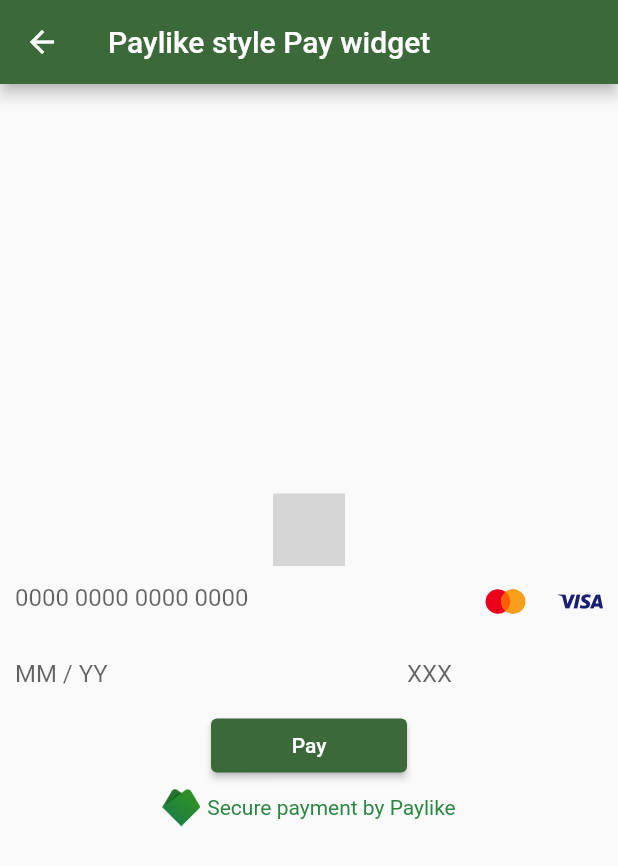
After one commit to paylike/flutter-payment-forms, a Flutter app: the PaylikeStyleExample screen opened by its route, on a phone screen of 412 x 824 dp. The commit adds this screen. Shown: the top 866 px of the screen. Run offline on Flutter 3.47's test engine with Material 2 defaults, Android fonts, the phone set to English and light mode, and no system bars; drawn by our look-alikes of overlay_support; our stand-ins replace flutter_svg; missing offline and left inert: paylike_dart_request, paylike_flutter_engine, paylike_luhn; grey boxes are pictures that could not be loaded.

Commit message:
feat(widget): added paylike styled widget with animations

```diff
--- a/example/lib/main.dart
+++ b/example/lib/main.dart
@@ -6,6 +6,8 @@ import 'package:flutter/cupertino.dart';
 import 'package:flutter/material.dart';
 import 'package:paylike_sdk/paylike_sdk.dart';
 import 'package:overlay_support/overlay_support.dart';
+
+import 'routes/paylike_style_example.dart';
 
 void main() {
   runApp(MyApp());
@@ -70,7 +72,9 @@ class _MyAppState extends State<MyApp> {
       '/example/complex': (context) => ComplexWhiteLabelExample(
           engine: widget._engine, currencies: widget._currencies, style: style),
       '/example/error-localisation': (context) => ErrorLocalisationExample(
-          engine: widget._engine, currencies: widget._currencies, style: style)
+          engine: widget._engine, currencies: widget._currencies, style: style),
+      '/example/paylike-style': (context) => PaylikeStyleExample(
+          engine: widget._engine, currencies: widget._currencies, style: style),
     };
     if (style == PaylikeWidgetStyles.cupertino) {
       return OverlaySupport.global(
--- a/example/lib/routes/complex/name_input.dart
+++ b/example/lib/routes/complex/name_input.dart
@@ -1,8 +1,6 @@
 import 'package:flutter/cupertino.dart';
 import 'package:flutter/material.dart';
 import 'package:paylike_sdk/paylike_sdk.dart';
-
-import '../stylable.dart';
 
 /// Describes information in the name input field
 class _Name {
--- a/example/lib/routes/home.dart
+++ b/example/lib/routes/home.dart
@@ -119,6 +119,16 @@ class HomeScreen extends StatelessWidget {
             AvailabilityPlatforms.android
           ],
           onPressed: _navigateTo(context, '/example/complex'),
+        ),
+        HomeItem(
+          title: 'Paylike style Pay widget example',
+          description:
+              'A custom made widget with Paylike styling to ensure customer trust',
+          platforms: const [
+            AvailabilityPlatforms.ios,
+            AvailabilityPlatforms.android
+          ],
+          onPressed: _navigateTo(context, '/example/paylike-style'),
         )
       ],
     )));
--- /dev/null
+++ b/example/lib/routes/paylike_style_example.dart
@@ -0,0 +1,54 @@
+import 'package:flutter/cupertino.dart';
+import 'package:flutter/material.dart';
+import 'package:paylike_sdk/paylike_sdk.dart';
+
+/// Shows off the minimal functionality of the paylike style component
+class PaylikeStyleExample extends StatelessWidget {
+  /// Engine for the example
+  final PaylikeEngine engine;
+
+  /// Describes the style of the example
+  final PaylikeWidgetStyles style;
+
+  /// Currencies supported by Paylike
+  final PaylikeCurrencies currencies;
+  const PaylikeStyleExample(
+      {Key? key,
+      required this.engine,
+      required this.currencies,
+      this.style = PaylikeWidgetStyles.material})
+      : super(key: key);
+  @override
+  Widget build(BuildContext context) {
+    var content = SafeArea(
+        child: Center(
+            child: SingleChildScrollView(
+                child: Column(
+      children: [
+        Container(
+            margin: const EdgeInsets.all(10),
+            child: PaylikePayWidget(
+              style: style,
+              engine: engine,
+              options: BasePayment(
+                  amount: Money.fromDouble(
+                      currencies.byCode(CurrencyCode.EUR), 11.5)),
+            ))
+      ],
+      mainAxisAlignment: MainAxisAlignment.center,
+    ))));
+
+    if (style == PaylikeWidgetStyles.cupertino) {
+      return CupertinoPageScaffold(
+        child: content,
+        navigationBar: const CupertinoNavigationBar(
+          middle: Text('Paylike style Pay widget'),
+        ),
+      );
+    }
+    return Scaffold(
+      appBar: AppBar(title: const Text('Paylike style Pay widget')),
+      body: content,
+    );
+  }
+}
--- a/lib/paylike_sdk.dart
+++ b/lib/paylike_sdk.dart
@@ -11,3 +11,4 @@ export 'src/input/display_service.dart';
 export 'src/repository/single.dart';
 export 'src/repository/single_custom.dart';
 export 'src/styling/styles.dart';
+export 'src/paylike_pay_widget.dart';
--- a/lib/src/complex_whitelabel_widget.dart
+++ b/lib/src/complex_whitelabel_widget.dart
@@ -25,10 +25,14 @@ class ComplexWhiteLabelWidget extends WhiteLabelWidget {
   final List<PaylikeExtensionInputWidget> extensions;
 
   @override
-  State<StatefulWidget> createState() => _ComplexWhiteLabelWidgetState();
+  State<StatefulWidget> createState() => ComplexWhiteLabelWidgetState();
 }
 
-class _ComplexWhiteLabelWidgetState extends WhiteLabelWidgetState {
+/// State of the widget
+///
+/// Extend this state if you wanna override the build function and keep the rest
+/// of the functionality in place
+class ComplexWhiteLabelWidgetState extends WhiteLabelWidgetState {
   @override
   Widget build(BuildContext context) {
     var _widget = widget as ComplexWhiteLabelWidget;
--- /dev/null
+++ b/lib/src/paylike_pay_widget.dart
@@ -0,0 +1,198 @@
+import 'dart:io';
+import 'dart:math';
+
+import 'package:flutter/cupertino.dart';
+import 'package:flutter/material.dart';
+import 'package:paylike_sdk/paylike_sdk.dart';
+
+/// Made to be styled with Paylike style out of the box to increase customer trust
+class PaylikePayWidget extends ComplexWhiteLabelWidget {
+  final buttonColors = [
+    const Color(0xFF0F754B),
+    const Color(0xFF459A42),
+    const Color(0xFF59CE55)
+  ];
+
+  // Executed when a payment is successful and the animation of the widget is done
+  final void Function()? onPaymentDone;
+
+  PaylikePayWidget(
+      {Key? key,
+      required PaylikeEngine engine,
+      required BasePayment options,
+      Map<String, dynamic>? testConfig,
+      List<PaylikeExtensionInputWidget> extensions = const [],
+      String paymentConfigName = 'payment_config.json',
+      PaylikeWidgetStyles style = PaylikeWidgetStyles.material,
+      this.onPaymentDone})
+      : super(
+            key: key,
+            engine: engine,
+            options: options,
+            testConfig: testConfig,
+            extensions: extensions,
+            paymentConfigName: paymentConfigName,
+            style: style);
+
+  @override
+  State<StatefulWidget> createState() => _PaylikePayWidgetState();
+}
+
+class _PaylikePayWidgetState extends ComplexWhiteLabelWidgetState {
+  void _animationTriggerListener() {
+    if (widget.engine.current == EngineState.done) {
+      setState(() {
+        _animationOpacity = 1;
+      });
+    }
+  }
+
+  @override
+  void initState() {
+    super.initState();
+    widget.engine.addListener(_animationTriggerListener);
+  }
+
+  @override
+  void dispose() {
+    super.dispose();
+    widget.engine.removeListener(_animationTriggerListener);
+  }
+
+  double _animationCheckMarkTopPosition = -100;
+  double _animationOpacity = 0;
+  List<Widget> animatedButtons(BuildContext context) {
+    Widget payButton = ElevatedButton(
+        onPressed: () => executeCardPayment(),
+        child: Text(PaylikeLocalizator.getKey('PAY')));
+    var backgroundColor = Theme.of(context).backgroundColor;
+    var applePayColor = backgroundColor.computeLuminance() > 0.5
+        ? ApplePayButtonStyle.black
+        : ApplePayButtonStyle.white;
+    if (widget.style == PaylikeWidgetStyles.cupertino) {
+      payButton = CupertinoButton(
+          child: Text(PaylikeLocalizator.getKey('PAY')),
+          onPressed: () => executeCardPayment());
+      backgroundColor = CupertinoTheme.of(context).scaffoldBackgroundColor;
+      applePayColor = backgroundColor.computeLuminance() > 0.5
+          ? ApplePayButtonStyle.black
+          : ApplePayButtonStyle.white;
+    }
+    return [
+      Row(children: [
+        const Spacer(),
+        Expanded(child: payButton),
+        const Spacer(),
+      ]),
+      Visibility(
+          visible: Platform.isIOS,
+          child: Row(children: [
+            const Spacer(),
+            Expanded(
+                child: ApplePayButton(
+              paymentConfigurationAsset: widget.paymentConfigName,
+              paymentItems: [
+                PaymentItem(
+                    label: 'Total',
+                    amount: widget.options.amount!.toRepresentationString(
+                        options:
+                            const PaymentAmountStringOptions(currency: false)),
+                    status: PaymentItemStatus.final_price)
+              ],
+              style: applePayColor,
+              type: ApplePayButtonType.buy,
+              onPaymentResult: executeApplePayPayment,
+              loadingIndicator: const Center(
+                child: CircularProgressIndicator(),
+              ),
+            )),
+            const Spacer(),
+          ]))
+    ];
+  }
+
+  @override
+  Widget build(BuildContext context) {
+    var _widget = widget as PaylikePayWidget;
+    if (_widget.extensions.isNotEmpty) {
+      _widget.extensions.sort((a, b) => a.order.compareTo(b.order));
+    }
+
+    return Column(children: [
+      Stack(
+        children: [
+          Positioned(
+            top: 0,
+            left: 0,
+            right: 0,
+            bottom: 0,
+            child: AnimatedOpacity(
+                opacity: _animationOpacity,
+                duration: const Duration(milliseconds: 500),
+                onEnd: () => setState(() {
+                      _animationCheckMarkTopPosition = -1;
+                    }),
+                child: Container(
+                    child: FittedBox(
+                        child: Stack(
+                      children: [
+                        AnimatedPositioned(
+                          child: const Icon(
+                            Icons.check_rounded,
+                            color: Colors.white,
+                          ),
+                          top: _animationCheckMarkTopPosition,
+                          left: 1,
+                          duration: const Duration(milliseconds: 500),
+                          onEnd: () => _widget.onPaymentDone?.call(),
+                        ),
+                        const Icon(Icons.circle_outlined, color: Colors.white)
+                      ],
+                    )),
+                    decoration: BoxDecoration(
+                        gradient: LinearGradient(
+                            begin: Alignment.bottomLeft,
+                            end: Alignment.topRight,
+                            transform:
+                                const GradientRotation(pi / 1.090909090909),
+                            colors: _widget.buttonColors)))),
+          ),
+          AnimatedOpacity(
+              opacity: 1 - _animationOpacity,
+              duration: const Duration(milliseconds: 500),
+              child: Form(
+                  key: formKey,
+                  child: Column(
+                    children: [
+                      ..._widget.extensions.where((e) => e.order < 0),
+                      webview(),
+                      ..._widget.extensions.where((e) => e.order == 0),
+                      ...inputFields(),
+                      ..._widget.extensions.where((e) => e.order == 1),
+                      formError(),
+                      ...animatedButtons(context),
+                    ],
+                  )))
+        ],
+      ),
+      Container(
+          padding: const EdgeInsets.only(top: 5),
+          child: Row(
+            mainAxisAlignment: MainAxisAlignment.center,
+            crossAxisAlignment: CrossAxisAlignment.center,
+            children: [
+              Container(
+                  padding: const EdgeInsets.only(right: 5),
+                  child: SizedBox(
+                    width: 25,
+                    height: 25,
+                    child: Image.asset("lib/assets/paylike_logo.png",
+                        package: "paylike_sdk"),
+                  )),
+              Text(PaylikeLocalizator.getKey("POWERED_BY"),
+                  style: const TextStyle(color: Color(0xFF2B8742))),
+            ],
+          )),
+    ]);
+  }
+}
--- a/pubspec.yaml
+++ b/pubspec.yaml
@@ -28,8 +28,8 @@ dev_dependencies:
 flutter:
 
   # To add assets to your package, add an assets section, like this:
-  # assets:
-  #   - images/a_dot_burr.jpeg
+  assets:
+    - lib/assets/paylike_logo.png
   #   - images/a_dot_ham.jpeg
   #
   # For details regarding assets in packages, see
```
Also changed, not shown: lib/assets/paylike_logo.png (added).
